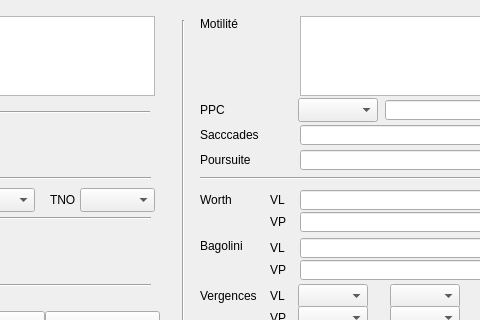
First picture: the form in Dialogs/dlg_bilanortho.ui, repository ukinoki/Rufus, before the edit; both pictures show x 420 to 900 and y 0 to 320 of the 990 by 640 pixel window.
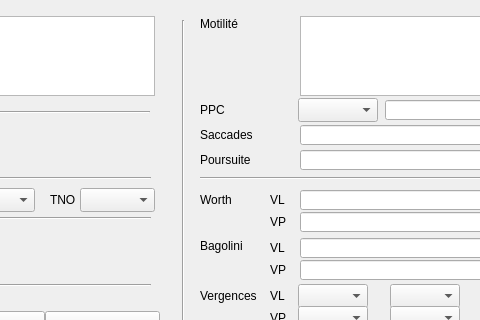
Second picture: the form after the edit. Icons and pictures are not drawn. Custom widgets are drawn as their Qt base class.

What changed in the file:
```diff
--- a/Dialogs/dlg_bilanortho.ui
+++ b/Dialogs/dlg_bilanortho.ui
@@ -996,7 +996,7 @@
     </rect>
    </property>
    <property name="text">
-    <string>Sacccades</string>
+    <string>Saccades</string>
    </property>
   </widget>
   <widget class="QLabel" name="label_5">
```
